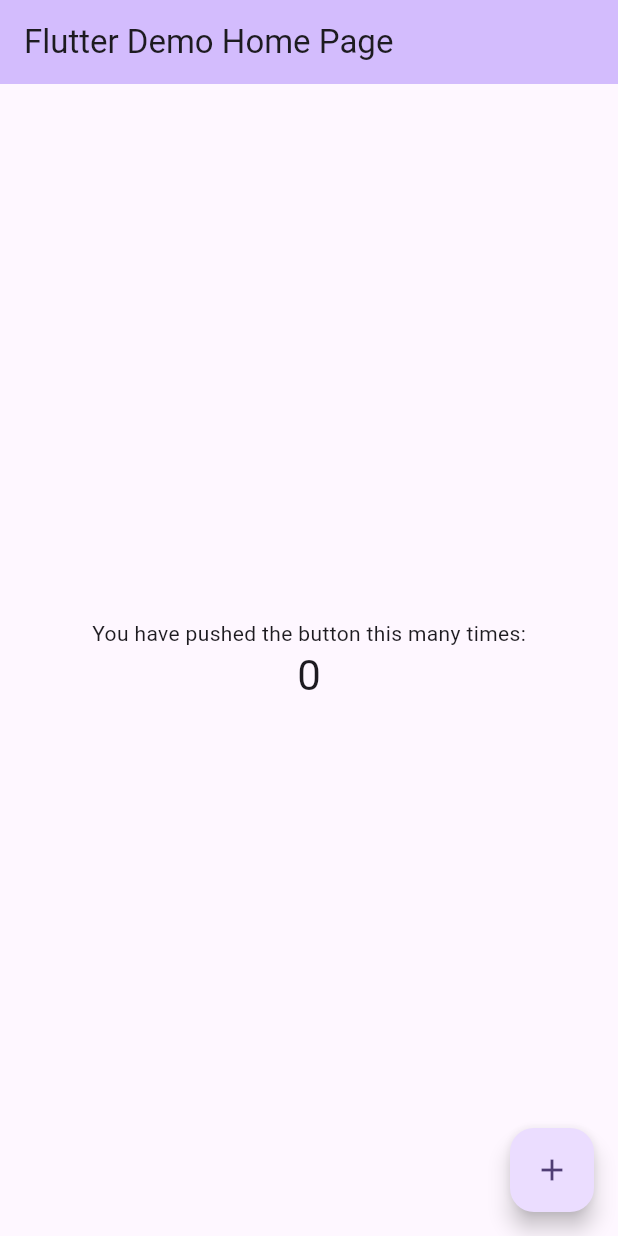
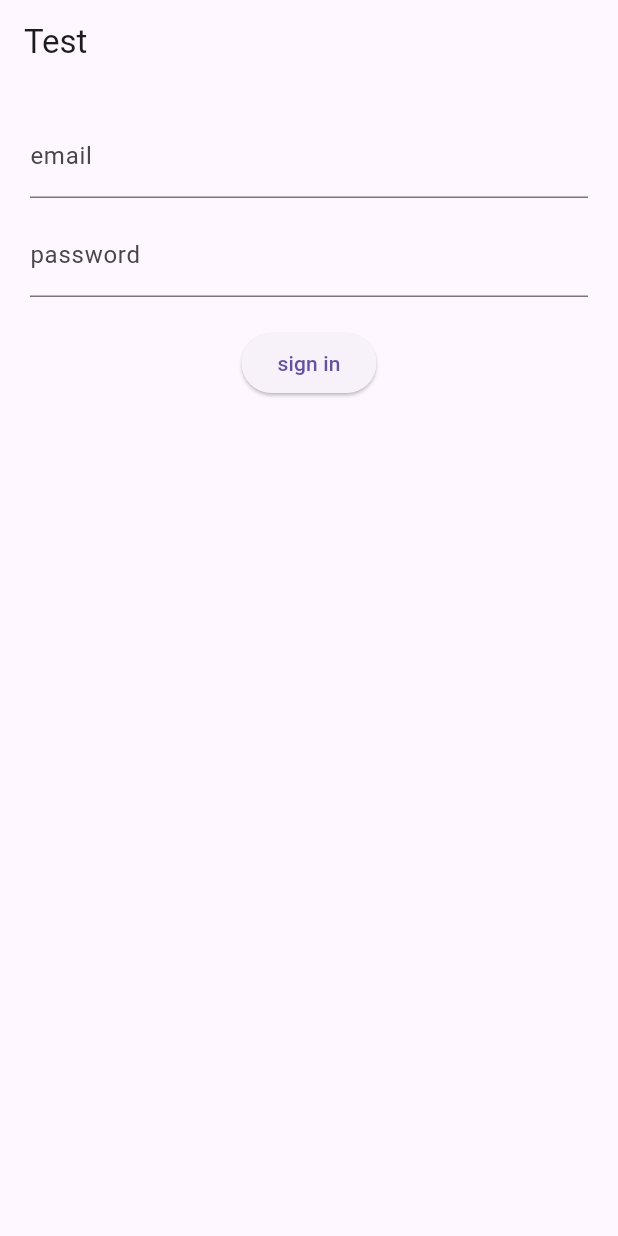
Before and after one commit to GabyNavy/extension, a Flutter app: the screen it shows after launch, on a phone screen of 412 x 824 dp. Run offline on Flutter 3.47's test engine with Material 3 defaults, Android fonts, the phone set to English and light mode, and no system bars.

Commit message:
textfields and sign in button

```diff
--- a/lib/main.dart
+++ b/lib/main.dart
@@ -1,122 +1,142 @@
 import 'package:flutter/material.dart';
 
-void main() {
-  runApp(const MyApp());
-}
+void
+main() => runApp(
+  MyApp(),
+);
 
-class MyApp extends StatelessWidget {
-  const MyApp({super.key});
+class MyApp
+    extends
+        StatelessWidget {
+  const MyApp({
+    super.key,
+  });
 
-  // This widget is the root of your application.
   @override
-  Widget build(BuildContext context) {
+  Widget build(
+    BuildContext context,
+  ) {
     return MaterialApp(
-      title: 'Flutter Demo',
-      theme: ThemeData(
-        // This is the theme of your application.
-        //
-        // TRY THIS: Try running your application with "flutter run". You'll see
-        // the application has a purple toolbar. Then, without quitting the app,
-        // try changing the seedColor in the colorScheme below to Colors.green
-        // and then invoke "hot reload" (save your changes or press the "hot
-        // reload" button in a Flutter-supported IDE, or press "r" if you used
-        // the command line to start the app).
-        //
-        // Notice that the counter didn't reset back to zero; the application
-        // state is not lost during the reload. To reset the state, use hot
-        // restart instead.
-        //
-        // This works for code too, not just values: Most code changes can be
-        // tested with just a hot reload.
-        colorScheme: ColorScheme.fromSeed(seedColor: Colors.deepPurple),
-      ),
-      home: const MyHomePage(title: 'Flutter Demo Home Page'),
+      title:
+          'Simple Form',
+      home:
+          SimpleForm(),
     );
   }
 }
 
-class MyHomePage extends StatefulWidget {
-  const MyHomePage({super.key, required this.title});
-
-  // This widget is the home page of your application. It is stateful, meaning
-  // that it has a State object (defined below) that contains fields that affect
-  // how it looks.
-
-  // This class is the configuration for the state. It holds the values (in this
-  // case the title) provided by the parent (in this case the App widget) and
-  // used by the build method of the State. Fields in a Widget subclass are
-  // always marked "final".
-
-  final String title;
-
+class SimpleForm
+    extends
+        StatefulWidget {
   @override
-  State<MyHomePage> createState() => _MyHomePageState();
+  // ignore: library_private_types_in_public_api
+  _SimpleFormState createState() =>
+      _SimpleFormState();
 }
 
-class _MyHomePageState extends State<MyHomePage> {
-  int _counter = 0;
+class _SimpleFormState
+    extends
+        State<
+          SimpleForm
+        > {
+  // Controllers to read input
+  final TextEditingController _firstController =
+      TextEditingController();
+  final TextEditingController _secondController =
+      TextEditingController();
 
-  void _incrementCounter() {
-    setState(() {
-      // This call to setState tells the Flutter framework that something has
-      // changed in this State, which causes it to rerun the build method below
-      // so that the display can reflect the updated values. If we changed
-      // _counter without calling setState(), then the build method would not be
-      // called again, and so nothing would appear to happen.
-      _counter++;
-    });
+  void _handleButtonPress() {
+    String first =
+        _firstController.text;
+    String second =
+        _secondController.text;
+
+    // Show input in dialog or console
+    showDialog(
+      context:
+          context,
+      builder:
+          (
+            _,
+          ) => AlertDialog(
+            title: Text(
+              'Input',
+            ),
+            content: Text(
+              'First: $first\nSecond: $second',
+            ),
+            actions: [
+              TextButton(
+                onPressed:
+                    () => Navigator.pop(
+                      context,
+                    ),
+                child: Text(
+                  'OK',
+                ),
+              ),
+            ],
+          ),
+    );
   }
 
   @override
-  Widget build(BuildContext context) {
-    // This method is rerun every time setState is called, for instance as done
-    // by the _incrementCounter method above.
-    //
-    // The Flutter framework has been optimized to make rerunning build methods
-    // fast, so that you can just rebuild anything that needs updating rather
-    // than having to individually change instances of widgets.
+  void dispose() {
+    _firstController.dispose();
+    _secondController.dispose();
+    super.dispose();
+  }
+
+  @override
+  Widget build(
+    BuildContext context,
+  ) {
     return Scaffold(
       appBar: AppBar(
-        // TRY THIS: Try changing the color here to a specific color (to
-        // Colors.amber, perhaps?) and trigger a hot reload to see the AppBar
-        // change color while the other colors stay the same.
-        backgroundColor: Theme.of(context).colorScheme.inversePrimary,
-        // Here we take the value from the MyHomePage object that was created by
-        // the App.build method, and use it to set our appbar title.
-        title: Text(widget.title),
+        title: Text(
+          'Test',
+        ),
       ),
-      body: Center(
-        // Center is a layout widget. It takes a single child and positions it
-        // in the middle of the parent.
+      body: Padding(
+        padding: const EdgeInsets.all(
+          20.0,
+        ),
         child: Column(
-          // Column is also a layout widget. It takes a list of children and
-          // arranges them vertically. By default, it sizes itself to fit its
-          // children horizontally, and tries to be as tall as its parent.
-          //
-          // Column has various properties to control how it sizes itself and
-          // how it positions its children. Here we use mainAxisAlignment to
-          // center the children vertically; the main axis here is the vertical
-          // axis because Columns are vertical (the cross axis would be
-          // horizontal).
-          //
-          // TRY THIS: Invoke "debug painting" (choose the "Toggle Debug Paint"
-          // action in the IDE, or press "p" in the console), to see the
-          // wireframe for each widget.
-          mainAxisAlignment: MainAxisAlignment.center,
-          children: <Widget>[
-            const Text('You have pushed the button this many times:'),
-            Text(
-              '$_counter',
-              style: Theme.of(context).textTheme.headlineMedium,
+          children: [
+            TextField(
+              controller:
+                  _firstController,
+              decoration: InputDecoration(
+                labelText:
+                    'email',
+              ),
+            ),
+            SizedBox(
+              height:
+                  10,
+            ),
+            TextField(
+              controller:
+                  _secondController,
+              decoration: InputDecoration(
+                labelText:
+                    'password',
+              ),
+            ),
+            SizedBox(
+              height:
+                  20,
+            ),
+            ElevatedButton(
+              onPressed:
+                  _handleButtonPress,
+              child: Text(
+                'sign in',
+              ),
             ),
           ],
         ),
       ),
-      floatingActionButton: FloatingActionButton(
-        onPressed: _incrementCounter,
-        tooltip: 'Increment',
-        child: const Icon(Icons.add),
-      ), // This trailing comma makes auto-formatting nicer for build methods.
     );
   }
 }
```
Also changed, not shown: 2 other files.
